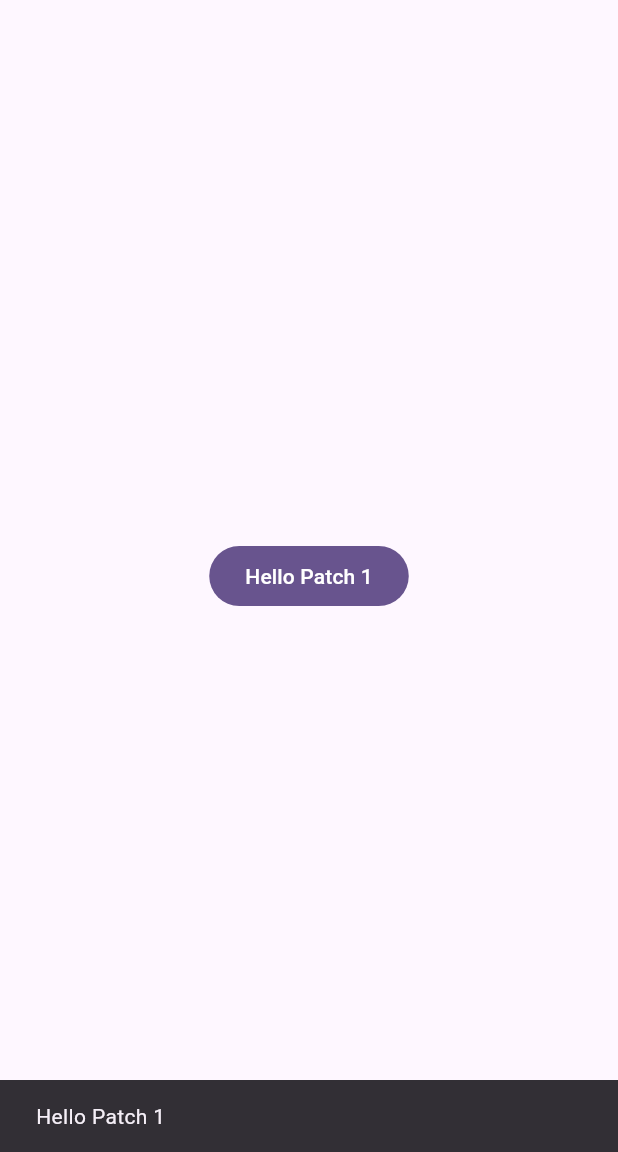
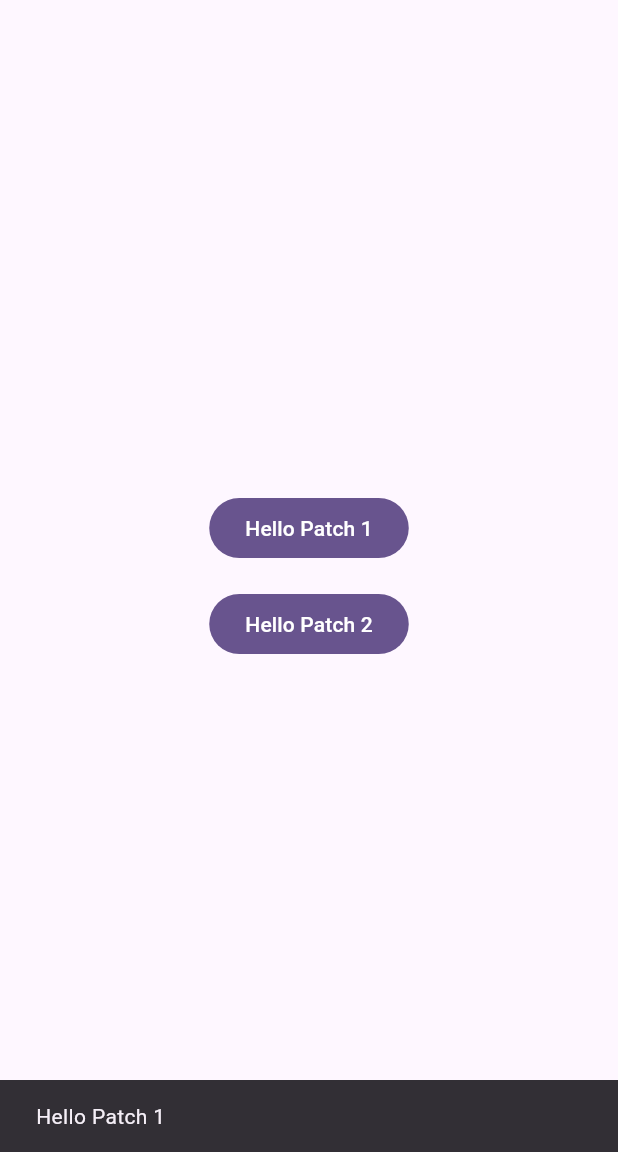
Before and after one commit to souravbarman01/learn_ota, a Flutter app: the screen it shows after launch, after a tap on "Hello Patch 1", on a phone screen of 412 x 824 dp, the part 84-1236 px from its top. Run offline on Flutter 3.47's test engine with Material 3 defaults, Android fonts, the phone set to English and light mode, and no system bars; missing offline and left inert: flutter_patcher.

Commit message:
Add Hello Patch 2 button
Co-Authored-By: Claude Opus 5.5 <noreply@anthropic.com>

```diff
--- a/lib/main.dart
+++ b/lib/main.dart
@@ -45,11 +45,23 @@ class HomePage extends StatelessWidget {
         ],
       ),
       body: Center(
-        child: FilledButton(
-          onPressed: () => ScaffoldMessenger.of(context).showSnackBar(
-            const SnackBar(content: Text('Hello Patch 1')),
-          ),
-          child: const Text('Hello Patch 1'),
+        child: Column(
+          mainAxisSize: MainAxisSize.min,
+          children: [
+            FilledButton(
+              onPressed: () => ScaffoldMessenger.of(context).showSnackBar(
+                const SnackBar(content: Text('Hello Patch 1')),
+              ),
+              child: const Text('Hello Patch 1'),
+            ),
+            const SizedBox(height: 16),
+            FilledButton(
+              onPressed: () => ScaffoldMessenger.of(context).showSnackBar(
+                const SnackBar(content: Text('Hello Patch 2')),
+              ),
+              child: const Text('Hello Patch 2'),
+            ),
+          ],
         ),
       ),
     );
```
Also changed, not shown: 1 other file.
